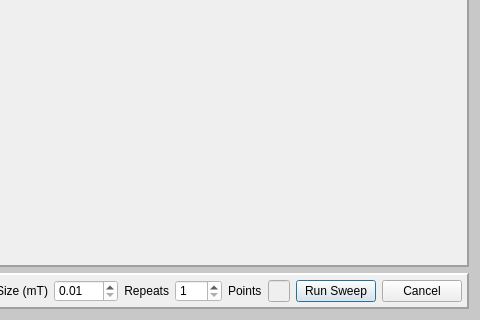
Qt form res/FieldSweep.ui (artiepoole/SpintronicsMOKE) before a commit; both pictures show x 356 to 836 and y 190 to 510 of the 836 by 510 pixel window.
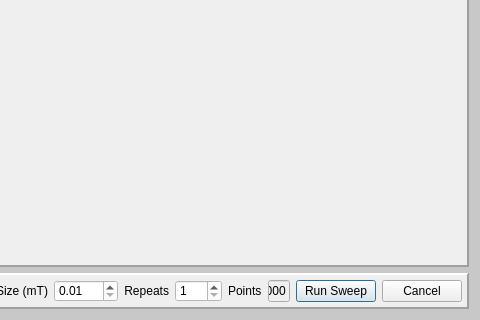
The same form after that commit. Icons and pictures are not drawn.

```diff
--- a/res/FieldSweep.ui
+++ b/res/FieldSweep.ui
@@ -255,6 +255,9 @@
               <height>16777215</height>
              </size>
             </property>
+            <property name="text">
+             <string>1000</string>
+            </property>
             <property name="readOnly">
              <bool>true</bool>
             </property>
```
